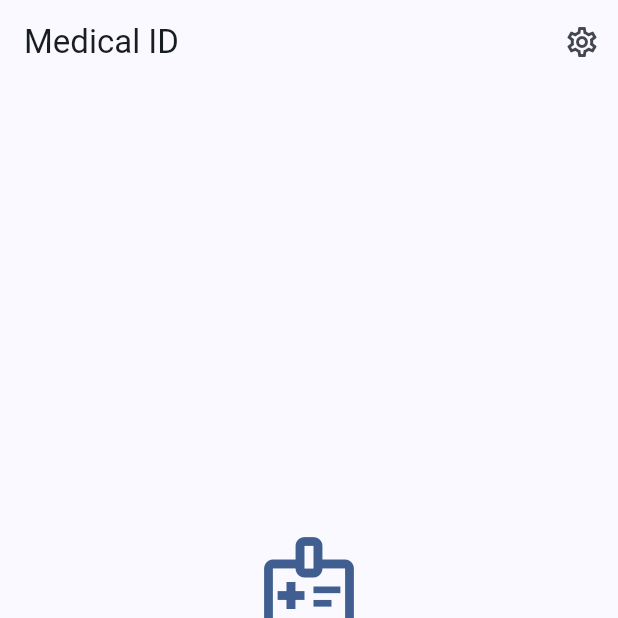
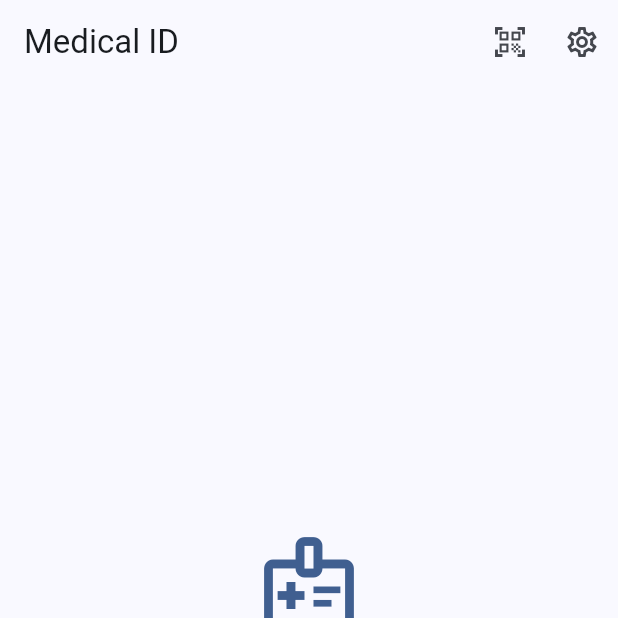
Before and after one commit to yogamardia/vitalglyph, a Flutter app: the screen it shows after launch, on a phone screen of 412 x 824 dp, the top half of it. Run offline on Flutter 3.47's test engine with Material 3 defaults, Android fonts, the phone set to English and light mode, and no system bars; our stand-ins replace dartz, drift, equatable, flutter_bloc, get_it, go_router and 2 more; missing offline and left inert: mobile_scanner; accounts and stored records are empty; generated files the repository leaves out were written again.

Commit message:
feat: add QR code scanner button and integrate QR display functionality in HomeScreen

```diff
--- a/lib/presentation/screens/home/home_screen.dart
+++ b/lib/presentation/screens/home/home_screen.dart
@@ -1,5 +1,7 @@
 import 'package:flutter/material.dart';
 import 'package:flutter_bloc/flutter_bloc.dart';
+import 'package:go_router/go_router.dart';
+import 'package:vitalglyph/core/router/app_router.dart';
 import 'package:vitalglyph/domain/entities/profile.dart';
 import 'package:vitalglyph/presentation/blocs/profile/profile_bloc.dart';
 import 'package:vitalglyph/presentation/blocs/profile/profile_event.dart';
@@ -26,6 +28,11 @@ class _HomeScreenState extends State<HomeScreen> {
       appBar: AppBar(
         title: const Text('Medical ID'),
         actions: [
+          IconButton(
+            icon: const Icon(Icons.qr_code_scanner),
+            tooltip: 'Scan Medical ID',
+            onPressed: () => context.push(AppRouter.scanner),
+          ),
           IconButton(
             icon: const Icon(Icons.settings_outlined),
             tooltip: 'Settings',
@@ -68,7 +75,8 @@ class _HomeScreenState extends State<HomeScreen> {
             );
           }
 
-          final profiles = state is ProfileLoaded ? state.profiles : <Profile>[];
+          final profiles =
+              state is ProfileLoaded ? state.profiles : <Profile>[];
 
           if (profiles.isEmpty) {
             return Center(
@@ -110,6 +118,10 @@ class _HomeScreenState extends State<HomeScreen> {
                 onDelete: () => context
                     .read<ProfileBloc>()
                     .add(ProfileDeleteRequested(profiles[index].id)),
+                onShowQr: () => context.push(
+                  AppRouter.qrDisplay,
+                  extra: profiles[index],
+                ),
               );
             },
           );
```
